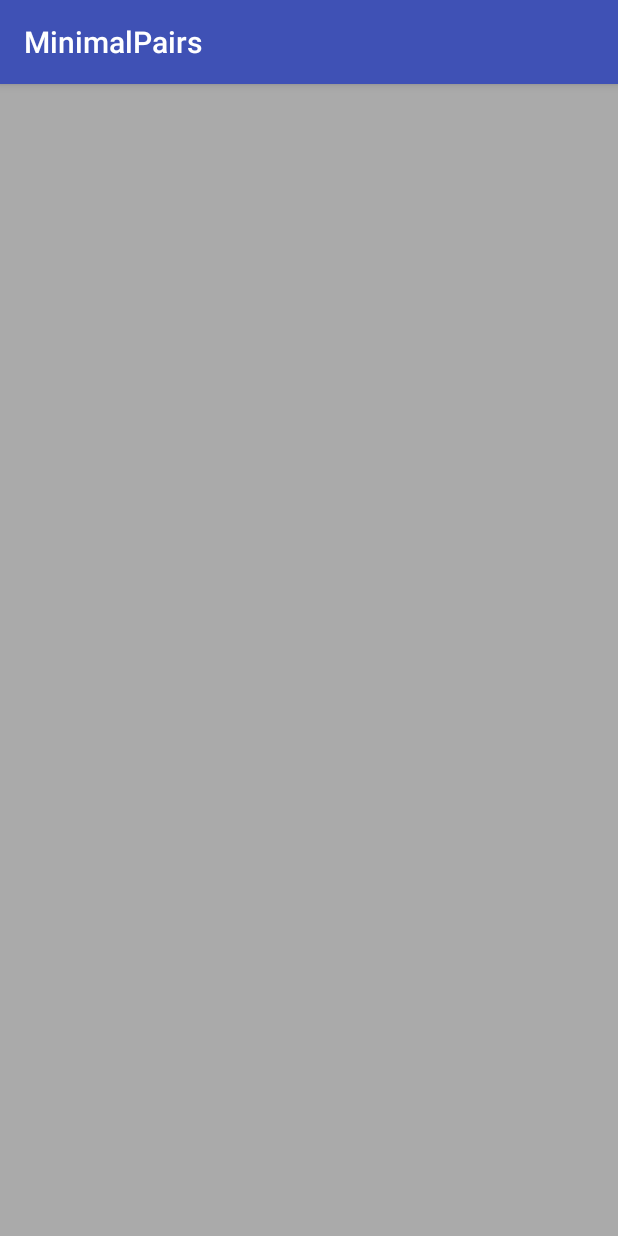
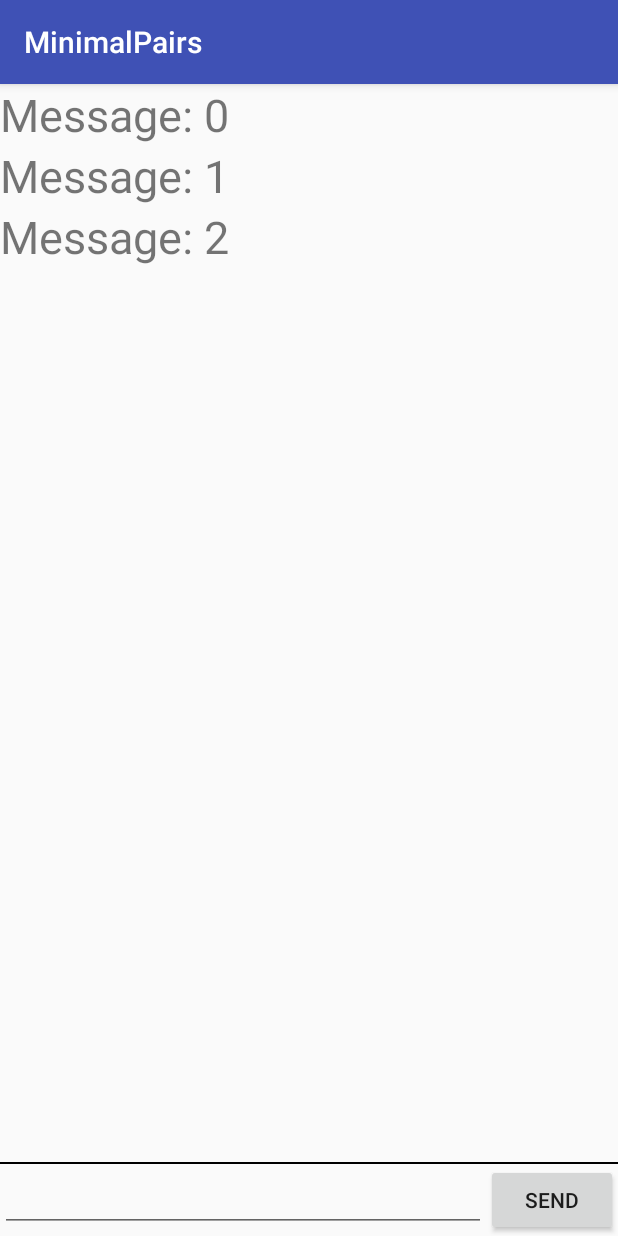
Before and after one commit to tuvy22686/doctor-peppers-android, an Android app: the ChatActivity screen opened directly, with no data from a screen before it, on a phone screen of 412 x 824 dp. Run offline under Robolectric (Android 15) with nearby library versions, the phone set to English and light mode, and no system bars.

Commit message:
Chat画面のRecycleViewに仮のメッセージを表示する

```diff
--- a/app/src/main/java/com/tuvy/tomosugi/minimalpairs/ChatActivity.kt
+++ b/app/src/main/java/com/tuvy/tomosugi/minimalpairs/ChatActivity.kt
@@ -2,7 +2,12 @@ package com.tuvy.tomosugi.minimalpairs
 
 import android.support.v7.app.AppCompatActivity
 import android.os.Bundle
+import android.support.v7.widget.LinearLayoutManager
+import android.support.v7.widget.RecyclerView
+import android.widget.LinearLayout
 import android.widget.TextView
+import com.tuvy.tomosugi.minimalpairs.controller.ChatRecyclerViewAdapter
+import com.tuvy.tomosugi.minimalpairs.model.Message
 
 class ChatActivity : AppCompatActivity() {
 
@@ -10,5 +15,14 @@ class ChatActivity : AppCompatActivity() {
         super.onCreate(savedInstanceState)
         setContentView(R.layout.activity_chat)
 
+        val rv = findViewById(R.id.massageRecyclewView) as RecyclerView
+        val llm = LinearLayoutManager(this)
+
+        val data: List<Message> = List(3, { index -> Message(index.toString())})
+
+        rv.setHasFixedSize(true)
+        rv.layoutManager = llm
+        rv.adapter = ChatRecyclerViewAdapter(data)
+
     }
 }
--- /dev/null
+++ b/app/src/main/java/com/tuvy/tomosugi/minimalpairs/controller/ChatRecyclerViewAdapter.kt
@@ -0,0 +1,35 @@
+package com.tuvy.tomosugi.minimalpairs.controller
+
+import android.content.Intent
+import android.support.v7.widget.RecyclerView
+import android.view.LayoutInflater
+import android.view.View
+import android.view.ViewGroup
+import com.tuvy.tomosugi.minimalpairs.R
+import com.tuvy.tomosugi.minimalpairs.model.Message
+import com.tuvy.tomosugi.minimalpairs.view.MessageViewHolder
+
+class ChatRecyclerViewAdapter(private val data: List<Message>) : RecyclerView.Adapter<RecyclerView.ViewHolder>() {
+
+    override fun onCreateViewHolder(parent: ViewGroup, viewType: Int): RecyclerView.ViewHolder {
+        val inflate: View
+        inflate = LayoutInflater.from(parent.context).inflate(R.layout.message, parent, false)
+        return MessageViewHolder(inflate)
+    }
+
+    override fun getItemViewType(position: Int): Int {
+        super.getItemViewType(position)
+        return position
+    }
+
+    override fun onBindViewHolder(holder: RecyclerView.ViewHolder, position: Int) {
+
+        holder as MessageViewHolder
+        holder.messageView.text = "Message: " + data[position].message
+
+    }
+
+    override fun getItemCount(): Int {
+        return data.size
+    }
+}
--- a/app/src/main/java/com/tuvy/tomosugi/minimalpairs/controller/MatchingRecyclerViewAdapter.kt
+++ b/app/src/main/java/com/tuvy/tomosugi/minimalpairs/controller/MatchingRecyclerViewAdapter.kt
@@ -10,10 +10,6 @@ import com.tuvy.tomosugi.minimalpairs.ChatActivity
 import com.tuvy.tomosugi.minimalpairs.R
 import com.tuvy.tomosugi.minimalpairs.model.User
 import com.tuvy.tomosugi.minimalpairs.view.PartnerViewHolder
-
-/**
- * Created by tomosugi on 2017/09/12.
- */
 
 class MatchingRecyclerViewAdapter(private val data: List<User>) : RecyclerView.Adapter<RecyclerView.ViewHolder>() {
 
--- /dev/null
+++ b/app/src/main/java/com/tuvy/tomosugi/minimalpairs/model/Message.kt
@@ -0,0 +1,7 @@
+package com.tuvy.tomosugi.minimalpairs.model
+
+import com.google.gson.annotations.SerializedName
+
+data class Message (
+        @SerializedName("message") val message: String
+)
--- /dev/null
+++ b/app/src/main/java/com/tuvy/tomosugi/minimalpairs/view/MessageViewHolder.kt
@@ -0,0 +1,15 @@
+package com.tuvy.tomosugi.minimalpairs.view
+
+import android.support.v7.widget.RecyclerView
+import android.view.View
+import android.widget.Button
+import android.widget.TextView
+import com.tuvy.tomosugi.minimalpairs.R
+
+class MessageViewHolder(itemView: View) : RecyclerView.ViewHolder(itemView) {
+    var messageView: TextView
+
+    init {
+        messageView = itemView.findViewById(R.id.message) as TextView
+    }
+}
--- a/app/src/main/java/com/tuvy/tomosugi/minimalpairs/view/PartnerViewHolder.kt
+++ b/app/src/main/java/com/tuvy/tomosugi/minimalpairs/view/PartnerViewHolder.kt
@@ -9,10 +9,6 @@ import android.widget.TextView
 import com.tuvy.tomosugi.minimalpairs.ChatActivity
 import com.tuvy.tomosugi.minimalpairs.R
 
-/**
- * Created by tomosugi on 2017/09/12.
- */
-
 class PartnerViewHolder(itemView: View) : RecyclerView.ViewHolder(itemView) {
     var partnerView: Button
 
--- a/app/src/main/res/layout/activity_chat.xml
+++ b/app/src/main/res/layout/activity_chat.xml
@@ -1,24 +1,42 @@
 <?xml version="1.0" encoding="utf-8"?>
 
-<RelativeLayout xmlns:android="http://schemas.android.com/apk/res/android"
+<LinearLayout xmlns:android="http://schemas.android.com/apk/res/android"
+    xmlns:tools="http://schemas.android.com/tools"
     android:layout_width="match_parent"
-    android:layout_height="match_parent">
+    android:layout_height="match_parent"
+    android:orientation="vertical"
+    tools:context="com.tuvy.tomosugi.minimalpairs.ChatActivity">
 
     <android.support.v7.widget.RecyclerView
         android:id="@+id/massageRecyclewView"
         android:layout_width="match_parent"
-        android:layout_height="wrap_content"
-        android:background="@android:color/black"
-        android:layout_alignParentTop="true"
+        android:layout_height="0dp"
+        android:layout_weight="1"
         android:layout_alignParentLeft="true"
-        android:layout_alignParentStart="true"></android.support.v7.widget.RecyclerView>
+        android:layout_alignParentStart="true"
+        android:layout_alignParentTop="true" />
+
+    <View
+        android:layout_width="match_parent"
+        android:layout_height="1dp"
+        android:background="@android:color/black" />
 
     <LinearLayout
         android:layout_width="match_parent"
         android:layout_height="wrap_content"
-        android:layout_alignParentBottom="true"
-        android:layout_below="@id/massageRecyclewView"
-        android:background="@android:color/darker_gray"
-        android:gravity="bottom"></LinearLayout>
+        android:layout_alignParentBottom="true">
 
-</RelativeLayout>
+
+        <EditText
+            android:layout_width="0dp"
+            android:layout_height="wrap_content"
+            android:layout_weight="1" />
+
+        <Button
+            android:layout_width="wrap_content"
+            android:layout_height="wrap_content"
+            android:text="send" />
+
+    </LinearLayout>
+
+</LinearLayout>
--- /dev/null
+++ b/app/src/main/res/layout/message.xml
@@ -0,0 +1,13 @@
+<?xml version="1.0" encoding="utf-8"?>
+<LinearLayout xmlns:android="http://schemas.android.com/apk/res/android"
+    android:layout_width="match_parent"
+    android:layout_height="wrap_content">
+
+    <TextView
+        android:id="@+id/message"
+        android:layout_width="match_parent"
+        android:layout_height="wrap_content"
+        android:text="test message"
+        android:textSize="30sp" />
+
+</LinearLayout>
```
